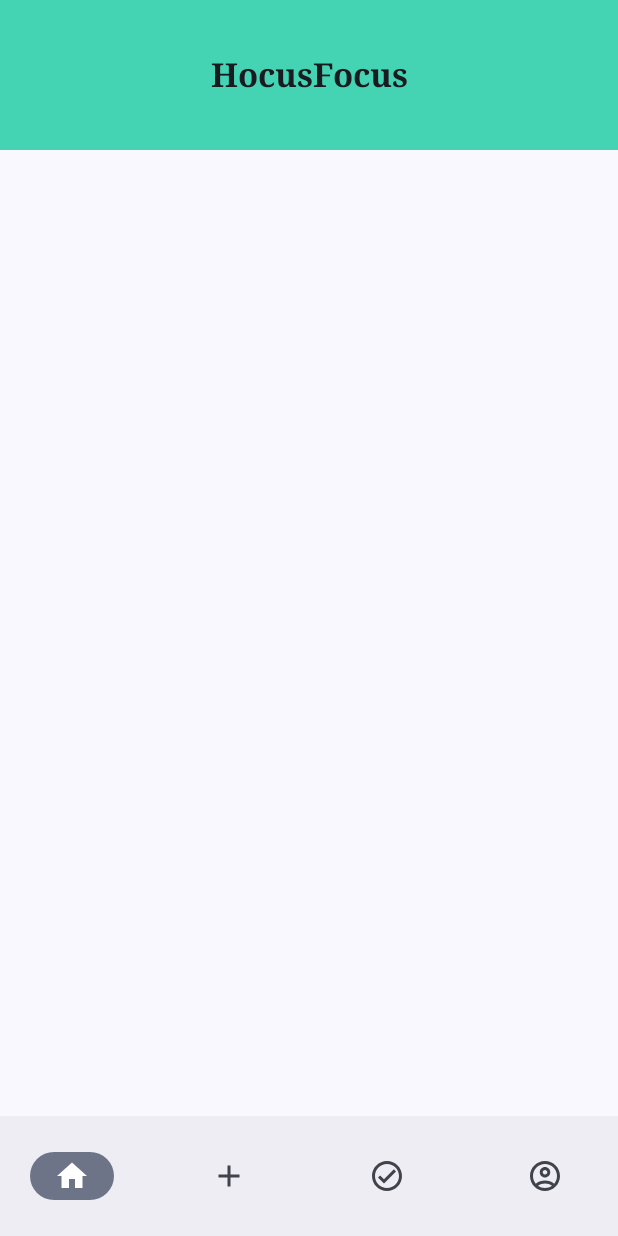
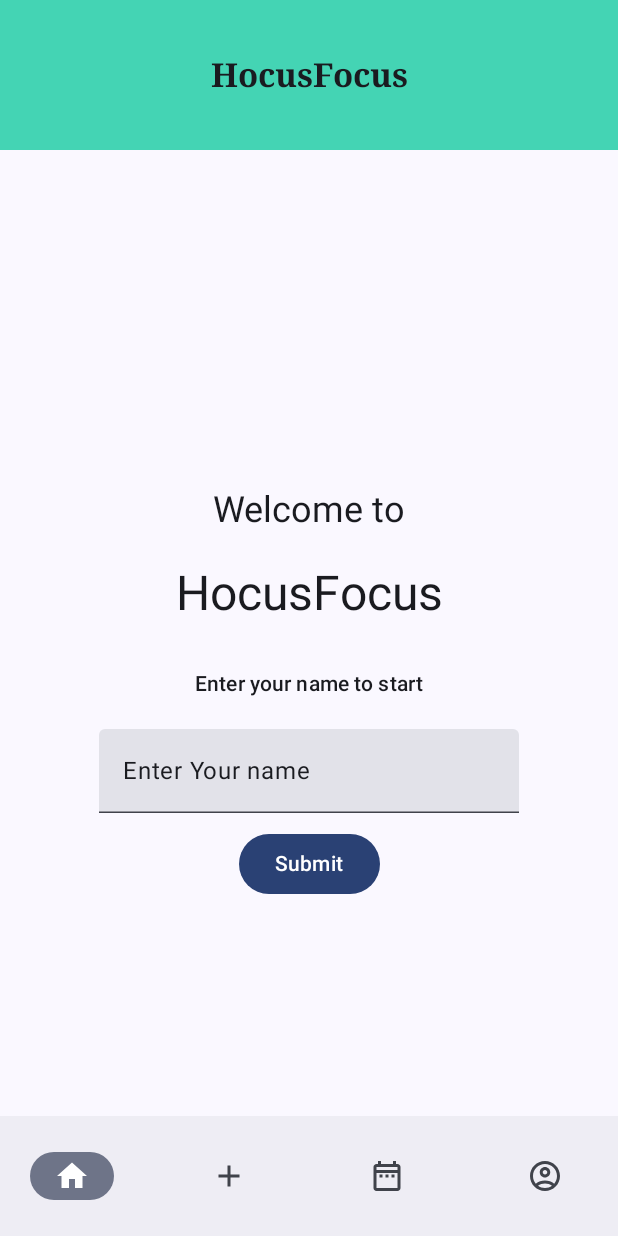
Before and after one commit to RalphM-02/HocusFocus, an Android app built with Jetpack Compose: the screen it shows after launch (MainActivity), on a phone screen of 412 x 824 dp. Run offline under Robolectric (Android 15) with nearby library versions, the phone set to English and light mode, and no system bars; libraries missing offline, so code that uses them is left out: com.jakewharton.threetenabp; 1 statement that could not run was skipped.

Commit message:
DataStore Functions

```diff
--- a/app/build.gradle.kts
+++ b/app/build.gradle.kts
@@ -76,4 +76,8 @@ dependencies {
 
     implementation ("com.jakewharton.threetenabp:threetenabp:1.3.0")
 
+    implementation(platform("com.google.firebase:firebase-bom:32.8.0"))
+    implementation("com.google.firebase:firebase-auth")
+
+    implementation ("androidx.datastore:datastore-preferences:1.0.0")
 }
--- a/app/src/main/AndroidManifest.xml
+++ b/app/src/main/AndroidManifest.xml
@@ -1,6 +1,8 @@
 <?xml version="1.0" encoding="utf-8"?>
 <manifest xmlns:android="http://schemas.android.com/apk/res/android"
     xmlns:tools="http://schemas.android.com/tools">
+    <uses-permission android:name="android.permission.READ_CALENDAR" />
+    <uses-permission android:name="android.permission.WRITE_CALENDAR" />
 
     <application
         android:allowBackup="true"
--- a/app/src/main/java/com/mobdeve/s12/marquezgavanmaloles/mco/AddTaskScreen.kt
+++ b/app/src/main/java/com/mobdeve/s12/marquezgavanmaloles/mco/AddTaskScreen.kt
@@ -35,6 +35,7 @@ import com.maxkeppeler.sheets.calendar.CalendarDialog
 import com.maxkeppeler.sheets.calendar.models.CalendarSelection
 import com.maxkeppeler.sheets.clock.ClockDialog
 import com.maxkeppeler.sheets.clock.models.ClockSelection
+import com.mobdeve.s12.marquezgavanmaloles.mco.model.CalendarHelper
 import com.mobdeve.s12.marquezgavanmaloles.mco.model.DatabaseHelper
 import com.mobdeve.s12.marquezgavanmaloles.mco.model.Task
 import com.mobdeve.s12.marquezgavanmaloles.mco.ui.theme.lightGreen
@@ -43,8 +44,8 @@ import java.time.LocalTime
 @RequiresApi(Build.VERSION_CODES.O)
 @OptIn(ExperimentalMaterial3Api::class, ExperimentalFoundationApi::class)
 @Composable
-fun AddTask(dbHelper: DatabaseHelper){
-    val viewModel = TasksViewModel(dbHelper)
+fun AddTask(dbHelper: DatabaseHelper, calendarHelper: CalendarHelper){
+    val viewModel = TasksViewModel(dbHelper, calendarHelper)
     var title by remember { mutableStateOf("Untitled") }
     var description by remember { mutableStateOf("None") }
     var priority by remember { mutableStateOf("Low")}
--- a/app/src/main/java/com/mobdeve/s12/marquezgavanmaloles/mco/HomeScreen.kt
+++ b/app/src/main/java/com/mobdeve/s12/marquezgavanmaloles/mco/HomeScreen.kt
@@ -26,6 +26,7 @@ import androidx.compose.ui.draw.shadow
 import androidx.compose.ui.graphics.Color
 import androidx.compose.ui.graphics.vector.ImageVector
 import androidx.compose.ui.unit.dp
+import com.mobdeve.s12.marquezgavanmaloles.mco.model.CalendarHelper
 import com.mobdeve.s12.marquezgavanmaloles.mco.model.DatabaseHelper
 import com.mobdeve.s12.marquezgavanmaloles.mco.model.Task
 
@@ -39,11 +40,12 @@ data class BottomNavigationItem(
 
 @RequiresApi(Build.VERSION_CODES.O)
 @Composable
-fun Home(dbHelper: DatabaseHelper){
-    val viewModel = TasksViewModel(dbHelper)
+fun Home(dbHelper: DatabaseHelper, calendarHelper: CalendarHelper){
+    val viewModel = TasksViewModel(dbHelper, calendarHelper)
     viewModel.getAllTasks()
     val taskList = viewModel.tasks
     val tasks = remember { mutableStateListOf<Task>() }
+    tasks.clear()
     tasks += taskList
     Log.d("TAG", "${viewModel.tasks.size}")
     Row(modifier = Modifier
--- a/app/src/main/java/com/mobdeve/s12/marquezgavanmaloles/mco/MainActivity.kt
+++ b/app/src/main/java/com/mobdeve/s12/marquezgavanmaloles/mco/MainActivity.kt
@@ -1,6 +1,7 @@
 package com.mobdeve.s12.marquezgavanmaloles.mco
 
 import android.annotation.SuppressLint
+import android.content.ContentResolver
 import android.os.Build
 import android.os.Bundle
 import androidx.activity.ComponentActivity
@@ -16,11 +17,11 @@ import androidx.compose.foundation.layout.height
 import androidx.compose.material.icons.Icons
 import androidx.compose.material.icons.filled.AccountCircle
 import androidx.compose.material.icons.filled.Add
-import androidx.compose.material.icons.filled.CheckCircle
+import androidx.compose.material.icons.filled.DateRange
 import androidx.compose.material.icons.filled.Home
 import androidx.compose.material.icons.outlined.AccountCircle
 import androidx.compose.material.icons.outlined.Add
-import androidx.compose.material.icons.outlined.CheckCircle
+import androidx.compose.material.icons.outlined.DateRange
 import androidx.compose.material.icons.outlined.Home
 import androidx.compose.material3.Icon
 import androidx.compose.material3.MaterialTheme
@@ -30,6 +31,7 @@ import androidx.compose.material3.Scaffold
 import androidx.compose.material3.Surface
 import androidx.compose.material3.Text
 import androidx.compose.runtime.Composable
+import androidx.compose.runtime.collectAsState
 import androidx.compose.runtime.getValue
 import androidx.compose.runtime.mutableIntStateOf
 import androidx.compose.runtime.saveable.rememberSaveable
@@ -42,20 +44,25 @@ import androidx.navigation.compose.NavHost
 import androidx.navigation.compose.composable
 import androidx.navigation.compose.rememberNavController
 import com.jakewharton.threetenabp.AndroidThreeTen
+import com.mobdeve.s12.marquezgavanmaloles.mco.model.CalendarHelper
+import com.mobdeve.s12.marquezgavanmaloles.mco.model.DataStoreRepository
 import com.mobdeve.s12.marquezgavanmaloles.mco.model.DatabaseHelper
-import com.mobdeve.s12.marquezgavanmaloles.mco.model.Task
 import com.mobdeve.s12.marquezgavanmaloles.mco.ui.theme.MCOTheme
 import com.mobdeve.s12.marquezgavanmaloles.mco.ui.theme.lightGreen
-import java.time.LocalDate
-import java.time.LocalTime
 
 class MainActivity : ComponentActivity() {
     private lateinit var dbHelper: DatabaseHelper
+    private lateinit var contentResolver: ContentResolver
+    private lateinit var calendarHelper: CalendarHelper
+    private lateinit var dataStore: DataStoreRepository
     @RequiresApi(Build.VERSION_CODES.O)
     @SuppressLint("UnusedMaterial3ScaffoldPaddingParameter")
     override fun onCreate(savedInstanceState: Bundle?) {
         super.onCreate(savedInstanceState)
         dbHelper = DatabaseHelper(this)
+        contentResolver = getContentResolver()
+        calendarHelper = CalendarHelper(contentResolver)
+        dataStore = DataStoreRepository(this)
         AndroidThreeTen.init(this)
         setContent {
             val navController = rememberNavController()
@@ -78,8 +85,8 @@ class MainActivity : ComponentActivity() {
                         ),
                         BottomNavigationItem(
                             title = "Rewards",
-                            selectedIcon = Icons.Filled.CheckCircle,
-                            unselectedIcon = Icons.Outlined.CheckCircle,
+                            selectedIcon = Icons.Filled.DateRange,
+                            unselectedIcon = Icons.Outlined.DateRange,
                         ),
                         BottomNavigationItem(
                             title = "Profile",
@@ -125,8 +132,8 @@ class MainActivity : ComponentActivity() {
                             Row(modifier = Modifier
                                 .fillMaxWidth()
                             ){
-
-                                Main(dbHelper, navController)
+                                val registered = dataStore.getRegistered.collectAsState(initial = false).value
+                                Main(dbHelper, calendarHelper, navController, dataStore, registered!!)
                             }
                         }
                     }
@@ -140,7 +147,7 @@ fun getRouteForIndex(index: Int): String{
     return when(index){
         0 -> Routes.HOME_SCREEN
         1 -> Routes.ADD_TASK
-        2 -> Routes.WELCOME_SCREEN
+        2 -> Routes.CALENDAR_SCREEN
         3 -> Routes.PROFILE_SCREEN
         else -> Routes.HOME_SCREEN
     }
@@ -148,10 +155,11 @@ fun getRouteForIndex(index: Int): String{
 
 @RequiresApi(Build.VERSION_CODES.O)
 @Composable
-fun Main(dbHelper: DatabaseHelper,navController: NavHostController){
-    NavHost(navController = navController, startDestination = Routes.HOME_SCREEN) {
-        composable(Routes.WELCOME_SCREEN) { Welcome( /* ... */ ) }
-        composable(Routes.HOME_SCREEN) { Home( dbHelper ) }
-        composable(Routes.ADD_TASK) { AddTask(dbHelper) }
+fun Main(dbHelper: DatabaseHelper, calendarHelper: CalendarHelper, navController: NavHostController, dataStore: DataStoreRepository, registered: Boolean){
+    NavHost(navController = navController, startDestination = if (registered) { Routes.HOME_SCREEN } else Routes.WELCOME_SCREEN) {
+        composable(Routes.WELCOME_SCREEN) { Welcome(navController, dataStore) }
+        composable(Routes.HOME_SCREEN) { Home( dbHelper, calendarHelper ) }
+        composable(Routes.ADD_TASK) { AddTask(dbHelper, calendarHelper) }
+        composable(Routes.CALENDAR_SCREEN) { CalendarScreen() }
     }
 }
--- a/app/src/main/java/com/mobdeve/s12/marquezgavanmaloles/mco/Routes.kt
+++ b/app/src/main/java/com/mobdeve/s12/marquezgavanmaloles/mco/Routes.kt
@@ -5,4 +5,5 @@ object Routes {
     const val HOME_SCREEN = "HOME_SCREEN"
     const val ADD_TASK = "ADD_TASK"
     const val PROFILE_SCREEN = "PROFILE_SCREEN"
+    const val CALENDAR_SCREEN = "CALENDAR_SCREEN"
 }
--- a/app/src/main/java/com/mobdeve/s12/marquezgavanmaloles/mco/TasksViewModel.kt
+++ b/app/src/main/java/com/mobdeve/s12/marquezgavanmaloles/mco/TasksViewModel.kt
@@ -5,16 +5,17 @@ import androidx.annotation.RequiresApi
 import androidx.lifecycle.LiveData
 import androidx.lifecycle.MutableLiveData
 import androidx.lifecycle.ViewModel
+import com.mobdeve.s12.marquezgavanmaloles.mco.model.CalendarHelper
 import com.mobdeve.s12.marquezgavanmaloles.mco.model.DatabaseHelper
 import com.mobdeve.s12.marquezgavanmaloles.mco.model.Task
 
-class TasksViewModel(private val databaseHelper: DatabaseHelper): ViewModel() {
+class TasksViewModel(private val databaseHelper: DatabaseHelper, private val calendarHelper: CalendarHelper): ViewModel() {
     var tasks = mutableListOf<Task>()
 
     @RequiresApi(Build.VERSION_CODES.O)
     fun insertTask(task: Task){
         databaseHelper.insertTask(task)
-        tasks = databaseHelper.getAllTasks()
+        //tasks = databaseHelper.getAllTasks()
     }
 
     @RequiresApi(Build.VERSION_CODES.O)
@@ -25,6 +26,6 @@ class TasksViewModel(private val databaseHelper: DatabaseHelper): ViewModel() {
     @RequiresApi(Build.VERSION_CODES.O)
     fun deleteTask(taskId: Int){
         databaseHelper.deleteTask(taskId)
-        tasks = databaseHelper.getAllTasks()
+        //tasks = databaseHelper.getAllTasks()
     }
 }
--- a/app/src/main/java/com/mobdeve/s12/marquezgavanmaloles/mco/WelcomeScreen.kt
+++ b/app/src/main/java/com/mobdeve/s12/marquezgavanmaloles/mco/WelcomeScreen.kt
@@ -1,8 +1,51 @@
 package com.mobdeve.s12.marquezgavanmaloles.mco
 
+import androidx.compose.foundation.layout.Arrangement
+import androidx.compose.foundation.layout.Column
+import androidx.compose.foundation.layout.fillMaxHeight
+import androidx.compose.foundation.layout.fillMaxWidth
+import androidx.compose.foundation.layout.padding
+import androidx.compose.material3.Button
+import androidx.compose.material3.MaterialTheme
+import androidx.compose.material3.Text
+import androidx.compose.material3.TextField
 import androidx.compose.runtime.Composable
+import androidx.compose.runtime.getValue
+import androidx.compose.runtime.mutableStateOf
+import androidx.compose.runtime.remember
+import androidx.compose.runtime.rememberCoroutineScope
+import androidx.compose.runtime.setValue
+import androidx.compose.ui.Alignment
+import androidx.compose.ui.Modifier
+import androidx.compose.ui.unit.dp
+import androidx.navigation.NavController
+import com.mobdeve.s12.marquezgavanmaloles.mco.model.DataStoreRepository
+import kotlinx.coroutines.launch
 
 @Composable
-fun Welcome(){
-
+fun Welcome(navController: NavController, dataStore: DataStoreRepository){
+    val scope = rememberCoroutineScope()
+    var name by remember { mutableStateOf("Enter Your name") }
+    Column(
+        modifier =
+        Modifier
+            .fillMaxWidth()
+            .fillMaxHeight(),
+        horizontalAlignment = Alignment.CenterHorizontally,
+        verticalArrangement = Arrangement.Center
+    ) {
+        Text(text = "Welcome to", style = MaterialTheme.typography.headlineSmall)
+        Text(text = "HocusFocus", style = MaterialTheme.typography.headlineLarge, modifier = Modifier.padding(20.dp))
+        Text(text = "Enter your name to start", style = MaterialTheme.typography.titleSmall, modifier = Modifier.padding(10.dp))
+        TextField(value = name, onValueChange = { name = it }, modifier = Modifier.padding(10.dp))
+        Button(onClick = {
+            scope.launch {
+                dataStore.saveUserName(name)
+                dataStore.saveRegistered(true)
+            }
+            navController.navigate(Routes.HOME_SCREEN)
+        }) {
+            Text(text = "Submit")
+        }
+    }
 }
--- /dev/null
+++ b/app/src/main/java/com/mobdeve/s12/marquezgavanmaloles/mco/model/DataStoreRepository.kt
@@ -0,0 +1,56 @@
+package com.mobdeve.s12.marquezgavanmaloles.mco.model
+
+import android.content.Context
+import android.util.Log
+import androidx.datastore.core.DataStore
+import androidx.datastore.preferences.core.Preferences
+import androidx.datastore.preferences.core.booleanPreferencesKey
+import androidx.datastore.preferences.core.edit
+import androidx.datastore.preferences.core.intPreferencesKey
+import androidx.datastore.preferences.core.stringPreferencesKey
+import androidx.datastore.preferences.preferencesDataStore
+import kotlinx.coroutines.flow.Flow
+import kotlinx.coroutines.flow.map
+
+class DataStoreRepository(private val context: Context) {
+    companion object{
+        private val Context.dataStore: DataStore<Preferences> by preferencesDataStore("UserData")
+        val USER_NAME_KEY = stringPreferencesKey("user_name")
+        val COMPLETED_COUNT = intPreferencesKey("completed")
+        val REGISTERED_KEY = booleanPreferencesKey("registered")
+    }
+
+    val getUserName: Flow<String?> = context.dataStore.data
+        .map { preferences ->
+            preferences[USER_NAME_KEY] ?: ""
+        }
+
+    suspend fun saveUserName (name: String){
+        context.dataStore.edit { preferences ->
+            preferences[USER_NAME_KEY] = name
+        }
+        Log.d("TAG", "Name saved as $name")
+    }
+
+    val getCompleted: Flow<Int?> = context.dataStore.data
+        .map { preferences ->
+            preferences[COMPLETED_COUNT] ?: 0
+        }
+
+    suspend fun saveCompleted (completed: Int){
+        context.dataStore.edit { preferences->
+            preferences[COMPLETED_COUNT] = completed
+        }
+    }
+
+    val getRegistered: Flow<Boolean?> = context.dataStore.data
+        .map {preferences ->
+            preferences[REGISTERED_KEY] ?: false
+        }
+
+    suspend fun saveRegistered (registered: Boolean){
+        context.dataStore.edit { preferences ->
+            preferences[REGISTERED_KEY] = registered
+        }
+    }
+}
```
Also changed, not shown: app/src/main/java/com/mobdeve/s12/marquezgavanmaloles/mco/CalendarScreen.kt (added, +75 -0 lines), app/src/main/java/com/mobdeve/s12/marquezgavanmaloles/mco/model/CalendarHelper.kt (added, +53 -0 lines).
